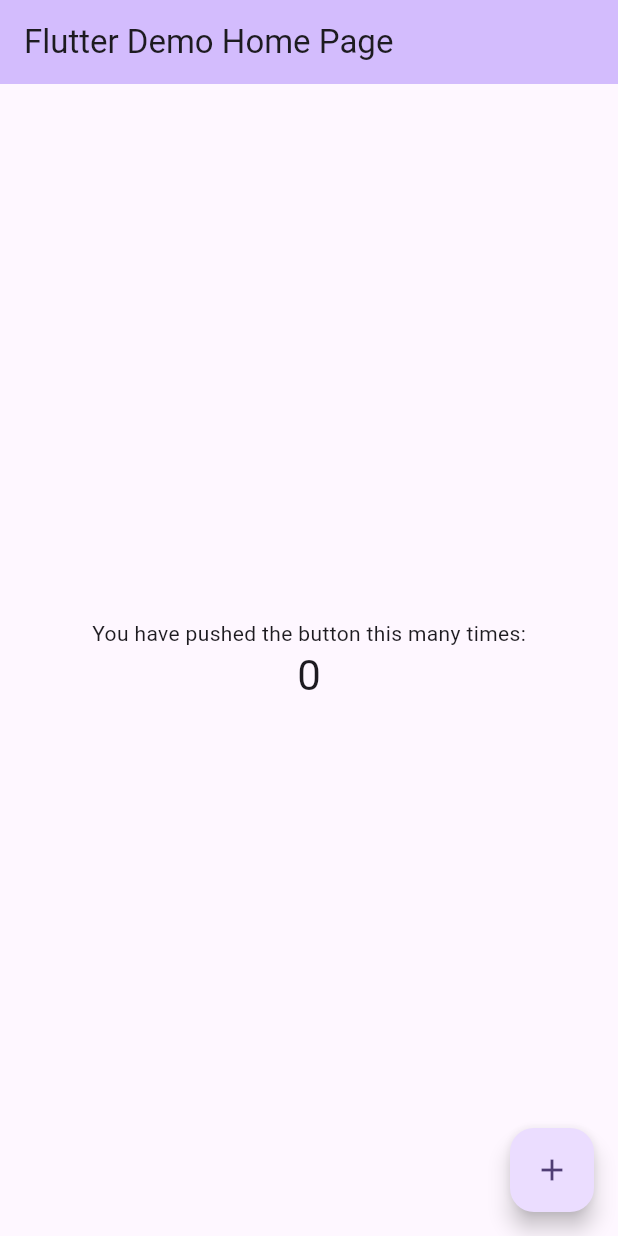
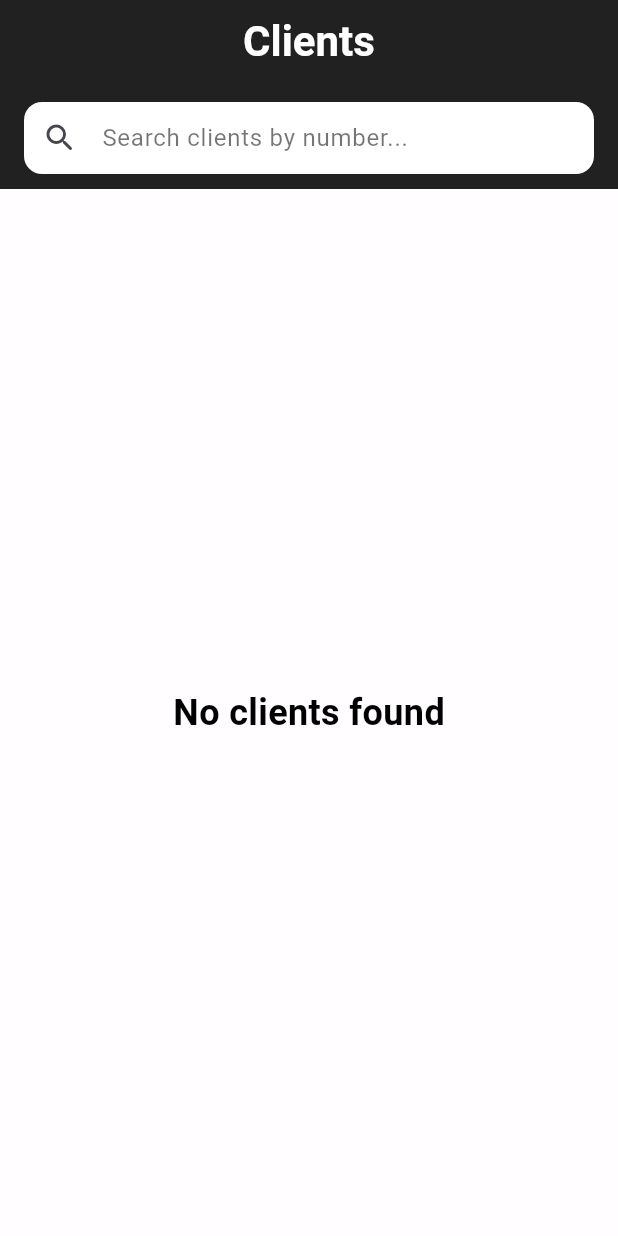
Before and after one commit to AndriiAlerhush/FlutterCaller, a Flutter app: the screen it shows after launch, on a phone screen of 412 x 824 dp. Run offline on Flutter 3.47's test engine with Material 3 defaults, Android fonts, the light colour scheme and no system bars; our stand-ins replace cloud_firestore, firebase_core; accounts and stored records are empty.

Commit message:
Crearea ecranului Clients

```diff
--- /dev/null
+++ b/flutter_caller/lib/features/clients/data/models/client_dto.dart
@@ -0,0 +1,18 @@
+import 'package:flutter_caller/features/clients/domain/entities/client.dart';
+
+class ClientDTO {
+  final String name;
+  final String phone;
+
+  ClientDTO({required this.name, required this.phone});
+
+  factory ClientDTO.fromJson(Map<String, dynamic> json) =>
+      ClientDTO(name: json['name'], phone: json['phone']);
+
+  Map<String, dynamic> toJson() => {'name': name, 'phone': phone};
+
+  factory ClientDTO.fromEntity(Client client) =>
+      ClientDTO(name: client.name, phone: client.phone);
+
+  Client toEntity() => Client(name: name, phone: phone);
+}
--- /dev/null
+++ b/flutter_caller/lib/features/clients/domain/entities/client.dart
@@ -0,0 +1,6 @@
+class Client {
+  final String name;
+  final String phone;
+
+  const Client({required this.name, required this.phone});
+}
--- /dev/null
+++ b/flutter_caller/lib/features/clients/domain/usercases/add_client.dart
@@ -0,0 +1,9 @@
+import 'package:flutter_caller/features/clients/domain/entities/client.dart';
+import 'package:flutter_caller/features/clients/domain/repositories/client_repository.dart';
+
+class AddClient {
+  final ClientRepository repo;
+  AddClient(this.repo);
+
+  Future<void> call(Client client) => repo.add(client);
+}
--- /dev/null
+++ b/flutter_caller/lib/features/clients/domain/usercases/delete_client.dart
@@ -0,0 +1,9 @@
+import 'package:flutter_caller/features/clients/domain/repositories/client_repository.dart';
+
+class DeleteClient {
+  final ClientRepository repo;
+
+  DeleteClient(this.repo);
+
+  Future<void> call(String phone) => repo.delete(phone);
+}
--- /dev/null
+++ b/flutter_caller/lib/features/clients/domain/usercases/get_clients.dart
@@ -0,0 +1,9 @@
+import 'package:flutter_caller/features/clients/domain/entities/client.dart';
+import 'package:flutter_caller/features/clients/domain/repositories/client_repository.dart';
+
+class GetClients {
+  final ClientRepository repo;
+  GetClients(this.repo);
+
+  Stream<List<Client>> call() => repo.getAll();
+}
--- /dev/null
+++ b/flutter_caller/lib/features/clients/domain/usercases/update_client.dart
@@ -0,0 +1,10 @@
+import 'package:flutter_caller/features/clients/domain/entities/client.dart';
+import 'package:flutter_caller/features/clients/domain/repositories/client_repository.dart';
+
+class UpdateClient {
+  final ClientRepository repo;
+
+  UpdateClient(this.repo);
+
+  Future<void> call(Client client) => repo.update(client);
+}
--- /dev/null
+++ b/flutter_caller/lib/features/clients/presentation/clients_list_screen.dart
@@ -0,0 +1,39 @@
+import 'package:flutter/material.dart';
+import 'package:provider/provider.dart';
+import 'package:flutter_caller/features/clients/presentation/clients_view_model.dart';
+import 'package:flutter_caller/features/clients/presentation/widgets/clients_list.dart';
+import 'package:flutter_caller/features/clients/presentation/widgets/search_field.dart';
+
+class ClientsListScreen extends StatelessWidget {
+  const ClientsListScreen({super.key});
+
+  @override
+  Widget build(BuildContext context) {
+    final vm = context.watch<ClientsViewModel>();
+    return Scaffold(
+      appBar: AppBar(
+        elevation: 0,
+        title: Text(
+          'Clients',
+          style: TextStyle(
+            color: Colors.white,
+            fontSize: 28,
+            fontWeight: FontWeight.w600,
+          ),
+        ),
+        centerTitle: true,
+        backgroundColor: Colors.black87,
+        bottom: const PreferredSize(
+          preferredSize: Size.fromHeight(70),
+          child: SearchField(),
+        ),
+      ),
+      body: Container(
+        color: Colors.white70,
+        child: vm.loading
+            ? const Center(child: CircularProgressIndicator())
+            : ClientsList(clients: vm.clients),
+      ),
+    );
+  }
+}
--- /dev/null
+++ b/flutter_caller/lib/features/clients/presentation/clients_view_model.dart
@@ -0,0 +1,75 @@
+import 'dart:async';
+import 'package:flutter/material.dart';
+import 'package:flutter_caller/features/clients/domain/entities/client.dart';
+import 'package:flutter_caller/features/clients/domain/usercases/add_client.dart';
+import 'package:flutter_caller/features/clients/domain/usercases/delete_client.dart';
+import 'package:flutter_caller/features/clients/domain/usercases/get_clients.dart';
+import 'package:flutter_caller/features/clients/domain/usercases/update_client.dart';
+
+class ClientsViewModel extends ChangeNotifier {
+  final GetClients getClients;
+  final AddClient addClient;
+  final UpdateClient updateClient;
+  final DeleteClient deleteClient;
+
+  List<Client> _clients = [];
+  bool _loading = false;
+  StreamSubscription<List<Client>>? _subscription;
+
+  List<Client> get clients => _clients;
+  bool get loading => _loading;
+
+  ClientsViewModel({
+    required this.getClients,
+    required this.addClient,
+    required this.updateClient,
+    required this.deleteClient,
+  });
+
+  void init() {
+    _loading = true;
+    notifyListeners();
+
+    _subscription = getClients().listen(
+      (data) {
+        _clients = data;
+        _loading = false;
+        notifyListeners();
+      },
+      onError: (e) {
+        _loading = false;
+        notifyListeners();
+        debugPrint('Clients stream error: $e');
+      },
+    );
+  }
+
+  @override
+  void dispose() {
+    _subscription?.cancel();
+    super.dispose();
+  }
+
+  // Future<void> loadClients() async {
+  //   _loading = true;
+  //   notifyListeners();
+  //   _clients = getClients() as List<Client>;
+  //   _loading = false;
+  //   notifyListeners();
+  // }
+
+  Future<void> add(Client client) async {
+    await addClient(client);
+    // await loadClients();
+  }
+
+  Future<void> update(Client client) async {
+    await updateClient(client);
+    // await loadClients();
+  }
+
+  Future<void> delete(Client client) async {
+    await deleteClient(client.phone);
+    // await loadClients();
+  }
+}
--- /dev/null
+++ b/flutter_caller/lib/features/clients/presentation/widgets/clients_list.dart
@@ -0,0 +1,35 @@
+import 'package:flutter/material.dart';
+import 'package:flutter_caller/features/clients/domain/entities/client.dart';
+import 'package:flutter_caller/features/clients/presentation/widgets/client_card.dart';
+
+class ClientsList extends StatelessWidget {
+  const ClientsList({super.key, required this.clients});
+
+  final List<Client> clients;
+
+  @override
+  Widget build(BuildContext context) {
+    if (clients.isEmpty) {
+      return const Center(
+        child: Text(
+          "No clients found",
+          style: TextStyle(
+            fontSize: 24,
+            color: Colors.black,
+            fontWeight: FontWeight.bold,
+          ),
+        ),
+      );
+    }
+    return ListView.separated(
+      itemCount: clients.length,
+      padding: const EdgeInsets.all(12),
+      separatorBuilder: (BuildContext context, int index) {
+        return const SizedBox(height: 4);
+      },
+      itemBuilder: (BuildContext context, int index) {
+        return ClientCard(client: clients[index]);
+      },
+    );
+  }
+}
--- /dev/null
+++ b/flutter_caller/lib/features/clients/presentation/widgets/search_field.dart
@@ -0,0 +1,37 @@
+import 'package:flutter/material.dart';
+
+class SearchField extends StatelessWidget {
+  const SearchField({super.key, this.onChanged});
+
+  final ValueChanged<String>? onChanged;
+
+  @override
+  Widget build(BuildContext context) {
+    return Padding(
+      // padding: const EdgeInsets.fromLTRB(16, 0, 16, 12),
+      padding: const EdgeInsets.symmetric(horizontal: 16, vertical: 10),
+      child: TextField(
+        onChanged: onChanged,
+        textInputAction: TextInputAction.search,
+        style: TextStyle(color: Colors.black),
+        decoration: InputDecoration(
+          hintText: 'Search clients by number...',
+          hintStyle: TextStyle(color: Colors.black54),
+          focusColor: Colors.black,
+          prefixIcon: const Icon(Icons.search_rounded),
+          filled: true,
+          // fillColor: Theme.of(context).hintColor.withOpacity(0.1),
+          fillColor: Colors.white,
+          contentPadding: const EdgeInsets.symmetric(
+            horizontal: 12,
+            vertical: 12,
+          ),
+          border: OutlineInputBorder(
+            borderRadius: BorderRadius.circular(12),
+            borderSide: BorderSide.none,
+          ),
+        ),
+      ),
+    );
+  }
+}
--- a/flutter_caller/lib/main.dart
+++ b/flutter_caller/lib/main.dart
@@ -1,122 +1,114 @@
+import 'package:cloud_firestore/cloud_firestore.dart';
+import 'package:firebase_core/firebase_core.dart';
 import 'package:flutter/material.dart';
+import 'package:flutter_caller/features/clients/data/datasources/remote/client_remote_data_source.dart';
+import 'package:flutter_caller/features/clients/data/datasources/remote/client_repository_impl.dart';
+import 'package:flutter_caller/features/clients/domain/usercases/add_client.dart';
+import 'package:flutter_caller/features/clients/domain/usercases/delete_client.dart';
+import 'package:flutter_caller/features/clients/domain/usercases/get_clients.dart';
+import 'package:flutter_caller/features/clients/domain/usercases/update_client.dart';
+import 'package:flutter_caller/features/clients/presentation/clients_list_screen.dart';
+import 'package:flutter_caller/features/clients/presentation/clients_view_model.dart';
+import 'package:flutter_caller/firebase_options.dart';
+import 'package:provider/provider.dart';
 
-void main() {
-  runApp(const MyApp());
+Future<void> main() async {
+  WidgetsFlutterBinding.ensureInitialized();
+  await Firebase.initializeApp(options: DefaultFirebaseOptions.currentPlatform);
+
+  final firestore = FirebaseFirestore.instance;
+  final remoteDataSource = ClientRemoteDataSourceImpl(firestore);
+  final clientRepository = ClientRepositoryImpl(remoteDataSource);
+
+  runApp(MyApp(repository: clientRepository));
 }
 
 class MyApp extends StatelessWidget {
-  const MyApp({super.key});
+  final ClientRepositoryImpl repository;
+  const MyApp({super.key, required this.repository});
 
-  // This widget is the root of your application.
   @override
   Widget build(BuildContext context) {
-    return MaterialApp(
-      title: 'Flutter Demo',
-      theme: ThemeData(
-        // This is the theme of your application.
-        //
-        // TRY THIS: Try running your application with "flutter run". You'll see
-        // the application has a purple toolbar. Then, without quitting the app,
-        // try changing the seedColor in the colorScheme below to Colors.green
-        // and then invoke "hot reload" (save your changes or press the "hot
-        // reload" button in a Flutter-supported IDE, or press "r" if you used
-        // the command line to start the app).
-        //
-        // Notice that the counter didn't reset back to zero; the application
-        // state is not lost during the reload. To reset the state, use hot
-        // restart instead.
-        //
-        // This works for code too, not just values: Most code changes can be
-        // tested with just a hot reload.
-        colorScheme: ColorScheme.fromSeed(seedColor: Colors.deepPurple),
+    return MultiProvider(
+      providers: [
+        ChangeNotifierProvider(
+          create: (_) => ClientsViewModel(
+            getClients: GetClients(repository),
+            addClient: AddClient(repository),
+            updateClient: UpdateClient(repository),
+            deleteClient: DeleteClient(repository),
+          )..init(),
+        ),
+      ],
+      child: MaterialApp(
+        debugShowCheckedModeBanner: false,
+        // title: 'Clients App',
+        // theme: ThemeData.dark(),
+        home: const ClientsListScreen(),
       ),
-      home: const MyHomePage(title: 'Flutter Demo Home Page'),
     );
   }
 }
 
-class MyHomePage extends StatefulWidget {
-  const MyHomePage({super.key, required this.title});
+// class MyApp extends StatelessWidget {
+//   const MyApp({super.key});
 
-  // This widget is the home page of your application. It is stateful, meaning
-  // that it has a State object (defined below) that contains fields that affect
-  // how it looks.
+//   @override
+//   Widget build(BuildContext context) {
+//     return MaterialApp(
+//       title: 'Flutter Demo',
+//       theme: ThemeData(
+//         colorScheme: ColorScheme.fromSeed(seedColor: Colors.deepPurple),
+//       ),
+//       // home: const MyHomePage(title: 'Flutter Demo Home Page'),
+//       home: const ClientsScreen(),
+//     );
+//   }
+// }
 
-  // This class is the configuration for the state. It holds the values (in this
-  // case the title) provided by the parent (in this case the App widget) and
-  // used by the build method of the State. Fields in a Widget subclass are
-  // always marked "final".
+// class MyHomePage extends StatefulWidget {
+//   const MyHomePage({super.key, required this.title});
 
-  final String title;
+//   final String title;
 
-  @override
-  State<MyHomePage> createState() => _MyHomePageState();
-}
+//   @override
+//   State<MyHomePage> createState() => _MyHomePageState();
+// }
 
-class _MyHomePageState extends State<MyHomePage> {
-  int _counter = 0;
+// class _MyHomePageState extends State<MyHomePage> {
+//   int _counter = 0;
 
-  void _incrementCounter() {
-    setState(() {
-      // This call to setState tells the Flutter framework that something has
-      // changed in this State, which causes it to rerun the build method below
-      // so that the display can reflect the updated values. If we changed
-      // _counter without calling setState(), then the build method would not be
-      // called again, and so nothing would appear to happen.
-      _counter++;
-    });
-  }
+//   void _incrementCounter() {
+//     setState(() {
+//       _counter++;
+//     });
+//   }
 
-  @override
-  Widget build(BuildContext context) {
-    // This method is rerun every time setState is called, for instance as done
-    // by the _incrementCounter method above.
-    //
-    // The Flutter framework has been optimized to make rerunning build methods
-    // fast, so that you can just rebuild anything that needs updating rather
-    // than having to individually change instances of widgets.
-    return Scaffold(
-      appBar: AppBar(
-        // TRY THIS: Try changing the color here to a specific color (to
-        // Colors.amber, perhaps?) and trigger a hot reload to see the AppBar
-        // change color while the other colors stay the same.
-        backgroundColor: Theme.of(context).colorScheme.inversePrimary,
-        // Here we take the value from the MyHomePage object that was created by
-        // the App.build method, and use it to set our appbar title.
-        title: Text(widget.title),
-      ),
-      body: Center(
-        // Center is a layout widget. It takes a single child and positions it
-        // in the middle of the parent.
-        child: Column(
-          // Column is also a layout widget. It takes a list of children and
-          // arranges them vertically. By default, it sizes itself to fit its
-          // children horizontally, and tries to be as tall as its parent.
-          //
-          // Column has various properties to control how it sizes itself and
-          // how it positions its children. Here we use mainAxisAlignment to
-          // center the children vertically; the main axis here is the vertical
-          // axis because Columns are vertical (the cross axis would be
-          // horizontal).
-          //
-          // TRY THIS: Invoke "debug painting" (choose the "Toggle Debug Paint"
-          // action in the IDE, or press "p" in the console), to see the
-          // wireframe for each widget.
-          mainAxisAlignment: MainAxisAlignment.center,
-          children: <Widget>[
-            const Text('You have pushed the button this many times:'),
-            Text(
-              '$_counter',
-              style: Theme.of(context).textTheme.headlineMedium,
-            ),
-          ],
-        ),
-      ),
-      floatingActionButton: FloatingActionButton(
-        onPressed: _incrementCounter,
-        tooltip: 'Increment',
-        child: const Icon(Icons.add),
-      ), // This trailing comma makes auto-formatting nicer for build methods.
-    );
-  }
-}
+//   @override
+//   Widget build(BuildContext context) {
+//     return Scaffold(
+//       appBar: AppBar(
+//         backgroundColor: Theme.of(context).colorScheme.inversePrimary,
+//         title: Text(widget.title),
+//         centerTitle: true,
+//       ),
+//       body: Center(
+//         child: Column(
+//           mainAxisAlignment: MainAxisAlignment.center,
+//           children: <Widget>[
+//             const Text('You have pushed the button this many times:'),
+//             Text(
+//               '$_counter',
+//               style: Theme.of(context).textTheme.headlineMedium,
+//             ),
+//           ],
+//         ),
+//       ),
+//       floatingActionButton: FloatingActionButton(
+//         onPressed: _incrementCounter,
+//         tooltip: 'Increment',
+//         child: const Icon(Icons.add),
+//       ),
+//     );
+//   }
+// }
--- a/flutter_caller/pubspec.yaml
+++ b/flutter_caller/pubspec.yaml
@@ -32,11 +32,13 @@ dependencies:
     sdk: flutter
 
   firebase_core: ^4.0.0
+  cloud_firestore: ^6.0.0
   firebase_messaging: ^16.0.0
   flutter_callkit_incoming: ^2.5.8
   flutter_local_notifications: ^19.4.0
   uuid: ^4.5.1
   go_router: ^16.1.0
+  provider: ^6.1.5
 
   # The following adds the Cupertino Icons font to your application.
   # Use with the CupertinoIcons class for iOS style icons.
```
Also changed, not shown: flutter_caller/lib/features/clients/data/datasources/remote/client_remote_data_source.dart (added, +48 -0 lines), flutter_caller/lib/features/clients/data/datasources/remote/client_repository_impl.dart (added, +33 -0 lines), flutter_caller/lib/features/clients/domain/repositories/client_repository.dart (added, +10 -0 lines), flutter_caller/lib/features/clients/presentation/temp.dart (added, +44 -0 lines), flutter_caller/lib/features/clients/presentation/widgets/client_card.dart (added, +26 -0 lines), flutter_caller/lib/features/clients/presentation/widgets/client_menu_button.dart (added, +122 -0 lines), flutter_caller/firebase.json (added), flutter_caller/lib/firebase_options.dart (added), flutter_caller/pubspec.lock, 7 other files.
